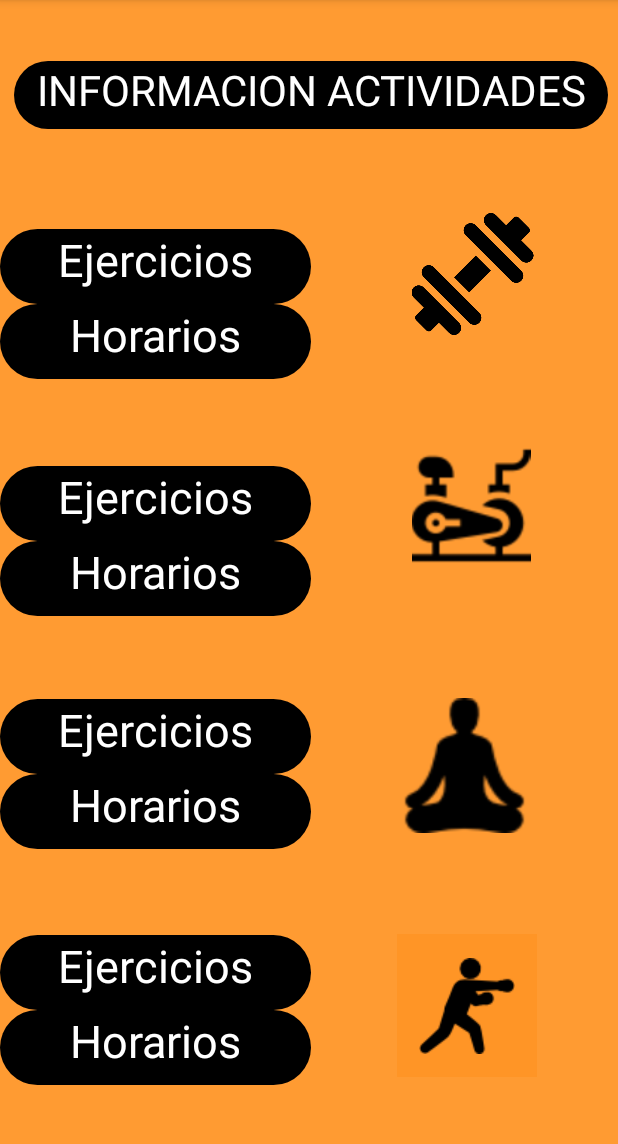
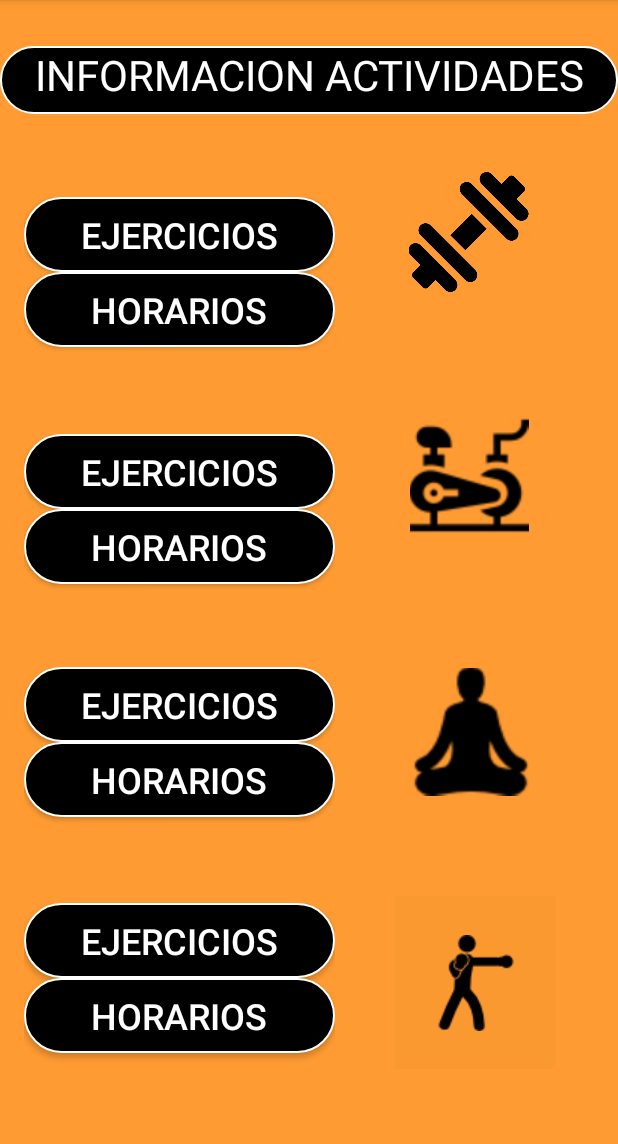
Before and after one commit to AlexC2496/PrimeraApp, an Android app: the MainActivity4Principal screen opened directly, with no data from a screen before it, on a phone screen of 412 x 824 dp, the part 84-1228 px from its top. Run offline under Robolectric (Android 15) with nearby library versions, the phone set to English and light mode, and no system bars.

Commit message:
28102020

```diff
--- a/app/src/main/res/drawable/button_ro.xml
+++ b/app/src/main/res/drawable/button_ro.xml
@@ -1,6 +1,10 @@
 <?xml version="1.0" encoding="utf-8"?>
 
 <shape xmlns:android="http://schemas.android.com/apk/res/android">
-    <corners android:radius="100dp"/>
+    <corners android:radius="200dp"/>
     <solid android:color="@android:color/background_dark"/>
+    <stroke
+            android:width="1.5dp"
+            android:color="@color/colorBordes"/>
+
 </shape>
--- a/app/src/main/res/layout/activity_main_activity2__login.xml
+++ b/app/src/main/res/layout/activity_main_activity2__login.xml
@@ -58,7 +58,7 @@
         android:layout_marginStart="8dp"
         android:layout_marginTop="32dp"
         android:layout_marginEnd="8dp"
-        android:background="@color/colorFondo"
+        android:background="#FBA037"
         app:layout_constraintBottom_toBottomOf="parent"
         app:layout_constraintEnd_toEndOf="parent"
         app:layout_constraintHorizontal_bias="0.519"
--- a/app/src/main/res/layout/activity_main_activity3__registrarse.xml
+++ b/app/src/main/res/layout/activity_main_activity3__registrarse.xml
@@ -5,7 +5,7 @@
     android:layout_width="match_parent"
     android:layout_height="match_parent"
     android:background="@color/colorFondo"
-    tools:context=".MainActivity3_Registrarse" >
+    tools:context=".MainActivity3_Registrarse">
 
     <ImageView
         android:id="@+id/imageView9"
--- a/app/src/main/res/layout/activity_main_activity4_principal.xml
+++ b/app/src/main/res/layout/activity_main_activity4_principal.xml
@@ -13,14 +13,14 @@
         android:orientation="horizontal"
         app:layout_constraintBottom_toBottomOf="parent"
         app:layout_constraintEnd_toEndOf="parent"
-        app:layout_constraintHorizontal_bias="0.0"
+        app:layout_constraintHorizontal_bias="0.078"
         app:layout_constraintStart_toStartOf="parent"
         app:layout_constraintTop_toTopOf="parent"
-        app:layout_constraintVertical_bias="1.0">
+        app:layout_constraintVertical_bias="0.862">
 
         <LinearLayout
             android:layout_width="match_parent"
-            android:layout_height="match_parent"
+            android:layout_height="605dp"
             android:orientation="vertical">
 
             <LinearLayout
@@ -33,7 +33,7 @@
                     android:layout_height="158dp"
                     android:orientation="vertical">
 
-                    <TextView
+                    <Button
                         android:id="@+id/textView11"
                         android:layout_width="match_parent"
                         android:layout_height="50dp"
@@ -41,9 +41,9 @@
                         android:text="Ejercicios"
                         android:textAlignment="center"
                         android:textColor="@android:color/background_light"
-                        android:textSize="30sp" />
+                        android:textSize="24sp" />
 
-                    <TextView
+                    <Button
                         android:id="@+id/textView14"
                         android:layout_width="match_parent"
                         android:layout_height="50dp"
@@ -51,7 +51,7 @@
                         android:text="Horarios"
                         android:textAlignment="center"
                         android:textColor="@android:color/background_light"
-                        android:textSize="30sp" />
+                        android:textSize="24sp" />
 
                 </LinearLayout>
 
@@ -60,7 +60,7 @@
                     android:layout_height="140dp"
                     android:orientation="vertical">
 
-                    <TextView
+                    <Button
                         android:id="@+id/textView18"
                         android:layout_width="match_parent"
                         android:layout_height="50dp"
@@ -68,9 +68,9 @@
                         android:text="Ejercicios"
                         android:textAlignment="center"
                         android:textColor="@android:color/background_light"
-                        android:textSize="30sp" />
+                        android:textSize="24sp" />
 
-                    <TextView
+                    <Button
                         android:id="@+id/textView17"
                         android:layout_width="match_parent"
                         android:layout_height="50dp"
@@ -78,7 +78,7 @@
                         android:text="Horarios"
                         android:textAlignment="center"
                         android:textColor="@android:color/background_light"
-                        android:textSize="30sp" />
+                        android:textSize="24sp" />
 
                 </LinearLayout>
 
@@ -89,7 +89,7 @@
                 android:layout_height="157dp"
                 android:orientation="vertical">
 
-                <TextView
+                <Button
                     android:id="@+id/textView19"
                     android:layout_width="match_parent"
                     android:layout_height="50dp"
@@ -97,9 +97,9 @@
                     android:text="Ejercicios"
                     android:textAlignment="center"
                     android:textColor="@android:color/background_light"
-                    android:textSize="30sp" />
+                    android:textSize="24sp" />
 
-                <TextView
+                <Button
                     android:id="@+id/textView20"
                     android:layout_width="match_parent"
                     android:layout_height="50dp"
@@ -107,16 +107,16 @@
                     android:text="Horarios"
                     android:textAlignment="center"
                     android:textColor="@android:color/background_light"
-                    android:textSize="30sp" />
+                    android:textSize="24sp" />
 
             </LinearLayout>
 
             <LinearLayout
                 android:layout_width="match_parent"
-                android:layout_height="match_parent"
+                android:layout_height="141dp"
                 android:orientation="vertical">
 
-                <TextView
+                <Button
                     android:id="@+id/textView22"
                     android:layout_width="match_parent"
                     android:layout_height="50dp"
@@ -124,9 +124,9 @@
                     android:text="Ejercicios"
                     android:textAlignment="center"
                     android:textColor="@android:color/background_light"
-                    android:textSize="30sp" />
+                    android:textSize="24sp" />
 
-                <TextView
+                <Button
                     android:id="@+id/textView23"
                     android:layout_width="match_parent"
                     android:layout_height="50dp"
@@ -134,7 +134,7 @@
                     android:text="Horarios"
                     android:textAlignment="center"
                     android:textColor="@android:color/background_light"
-                    android:textSize="30sp" />
+                    android:textSize="24sp" />
 
             </LinearLayout>
         </LinearLayout>
@@ -144,13 +144,13 @@
     <ImageView
         android:id="@+id/imageView16"
         android:layout_width="82dp"
-        android:layout_height="81dp"
+        android:layout_height="80dp"
         app:layout_constraintBottom_toBottomOf="parent"
         app:layout_constraintEnd_toEndOf="parent"
-        app:layout_constraintHorizontal_bias="0.831"
+        app:layout_constraintHorizontal_bias="0.823"
         app:layout_constraintStart_toStartOf="parent"
         app:layout_constraintTop_toTopOf="parent"
-        app:layout_constraintVertical_bias="0.207"
+        app:layout_constraintVertical_bias="0.167"
         app:srcCompat="@drawable/gym3" />
 
     <ImageView
@@ -159,27 +159,27 @@
         android:layout_height="79dp"
         app:layout_constraintBottom_toBottomOf="parent"
         app:layout_constraintEnd_toEndOf="parent"
-        app:layout_constraintHorizontal_bias="0.864"
+        app:layout_constraintHorizontal_bias="0.861"
         app:layout_constraintStart_toStartOf="parent"
         app:layout_constraintTop_toTopOf="parent"
-        app:layout_constraintVertical_bias="0.432"
+        app:layout_constraintVertical_bias="0.403"
         app:srcCompat="@drawable/spinning" />
 
     <ImageView
         android:id="@+id/imageView18"
-        android:layout_width="90dp"
-        android:layout_height="90dp"
+        android:layout_width="85dp"
+        android:layout_height="91dp"
         app:layout_constraintBottom_toBottomOf="parent"
         app:layout_constraintEnd_toEndOf="parent"
-        app:layout_constraintHorizontal_bias="0.822"
+        app:layout_constraintHorizontal_bias="0.831"
         app:layout_constraintStart_toStartOf="parent"
         app:layout_constraintTop_toTopOf="parent"
-        app:layout_constraintVertical_bias="0.686"
+        app:layout_constraintVertical_bias="0.653"
         app:srcCompat="@drawable/yoga" />
 
     <TextView
         android:id="@+id/textView21"
-        android:layout_width="396dp"
+        android:layout_width="match_parent"
         android:layout_height="45dp"
         android:background="@drawable/button_ro"
         android:text="INFORMACION ACTIVIDADES"
@@ -188,22 +188,22 @@
         android:textSize="28sp"
         app:layout_constraintBottom_toBottomOf="parent"
         app:layout_constraintEnd_toEndOf="parent"
-        app:layout_constraintHorizontal_bias="0.567"
+        app:layout_constraintHorizontal_bias="1.0"
         app:layout_constraintStart_toStartOf="parent"
         app:layout_constraintTop_toTopOf="parent"
-        app:layout_constraintVertical_bias="0.056" />
+        app:layout_constraintVertical_bias="0.042" />
 
     <ImageButton
         android:id="@+id/imageButton11"
-        android:layout_width="93dp"
-        android:layout_height="95dp"
-        android:background="@color/colorFondo"
+        android:layout_width="107dp"
+        android:layout_height="115dp"
+        android:background="#F0FB9931"
         app:layout_constraintBottom_toBottomOf="parent"
         app:layout_constraintEnd_toEndOf="parent"
-        app:layout_constraintHorizontal_bias="0.83"
+        app:layout_constraintHorizontal_bias="0.865"
         app:layout_constraintStart_toStartOf="parent"
         app:layout_constraintTop_toTopOf="parent"
-        app:layout_constraintVertical_bias="0.926"
+        app:layout_constraintVertical_bias="0.915"
         app:srcCompat="@drawable/boxeo" />
 
 </androidx.constraintlayout.widget.ConstraintLayout>
--- a/app/src/main/res/values/colors.xml
+++ b/app/src/main/res/values/colors.xml
@@ -4,4 +4,5 @@
     <color name="colorPrimaryDark">#3700B3</color>
     <color name="colorAccent">#03DAC5</color>
     <color name="colorFondo">#F0FF9526</color>
+    <color name="colorBordes">#FFFFFF</color>
 </resources>
```
Also changed, not shown: app/src/main/res/drawable/boxeo.png.
